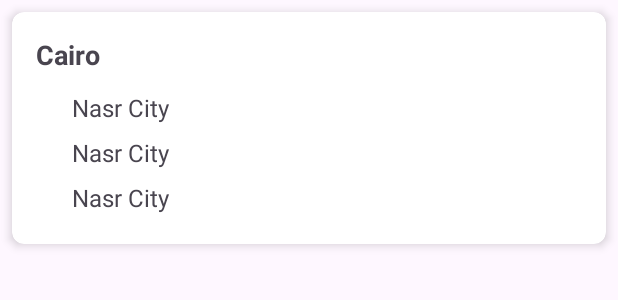
After one commit to Eng-Light/Bosta_Locator, an Android app: the layout item_city.xml on its own in the app's theme, with its tools: preview values and no code run, on a phone screen of 412 x 824 dp. The commit adds this screen. Shown: the top 300 px of the screen. Run offline under Robolectric (Android 15) with nearby library versions, the phone set to English and light mode, and no system bars.

Commit message:
implement choose delivery ui
-add basic ui using xml
-implement CityAdapter and DistrictAdapter
-use BaseAdapter to reduce boilerplate code
-use BaseDiffUtil to handle list changes smoothly

```diff
--- a/app/src/main/java/com/nourelden515/bostalocator/di/ApplicationComponent.kt
+++ b/app/src/main/java/com/nourelden515/bostalocator/di/ApplicationComponent.kt
@@ -2,7 +2,7 @@ package com.nourelden515.bostalocator.di
 
 import android.content.Context
 import com.nourelden515.bostalocator.ui.MainActivity
-import com.nourelden515.bostalocator.ui.base.ViewModelFactory
+import com.nourelden515.bostalocator.ui.common.ViewModelFactory
 import com.nourelden515.bostalocator.ui.choosedeliveryarea.ChooseDeliveryAreaFragment
 import dagger.Component
 import javax.inject.Singleton
--- a/app/src/main/java/com/nourelden515/bostalocator/ui/choosedeliveryarea/ChooseDeliveryAreaFragment.kt
+++ b/app/src/main/java/com/nourelden515/bostalocator/ui/choosedeliveryarea/ChooseDeliveryAreaFragment.kt
@@ -41,6 +41,11 @@ class ChooseDeliveryAreaFragment : Fragment() {
 
     override fun onViewCreated(view: View, savedInstanceState: Bundle?) {
         super.onViewCreated(view, savedInstanceState)
+        initiateAdapter()
+    }
 
+    private fun initiateAdapter() {
+        val citiesAdapter = CityAdapter(viewModel)
+        binding.citiesRecyclerView.adapter = citiesAdapter
     }
 }
--- a/app/src/main/java/com/nourelden515/bostalocator/ui/base/ViewModelFactory.kt
+++ b/app/src/main/java/com/nourelden515/bostalocator/ui/common/ViewModelFactory.kt
@@ -1,4 +1,4 @@
-package com.nourelden515.bostalocator.ui.base
+package com.nourelden515.bostalocator.ui.common
 
 import androidx.lifecycle.ViewModel
 import androidx.lifecycle.ViewModelProvider
--- /dev/null
+++ b/app/src/main/res/layout/item_city.xml
@@ -0,0 +1,54 @@
+<?xml version="1.0" encoding="utf-8"?>
+<layout xmlns:android="http://schemas.android.com/apk/res/android"
+    xmlns:app="http://schemas.android.com/apk/res-auto"
+    xmlns:tools="http://schemas.android.com/tools">
+
+    <data>
+
+        <variable
+            name="item"
+            type="com.nourelden515.bostalocator.ui.choosedeliveryarea.CityUiState" />
+
+        <variable
+            name="listener"
+            type="com.nourelden515.bostalocator.ui.choosedeliveryarea.CityInteractionListener" />
+    </data>
+
+    <androidx.cardview.widget.CardView
+        android:id="@+id/city_card_view"
+        android:layout_width="match_parent"
+        android:layout_height="wrap_content"
+        android:layout_margin="8dp"
+        android:onClick="@{() -> listener.onCityClick(item.cityId)}"
+        app:cardCornerRadius="8dp"
+        app:cardElevation="4dp">
+
+        <LinearLayout
+            android:layout_width="match_parent"
+            android:layout_height="wrap_content"
+            android:orientation="vertical"
+            android:padding="16dp">
+
+            <TextView
+                android:id="@+id/city_name_text_view"
+                android:layout_width="match_parent"
+                android:layout_height="wrap_content"
+                android:text="@{item.cityName}"
+                android:textSize="18sp"
+                android:textStyle="bold"
+                tools:text="Cairo" />
+
+            <androidx.recyclerview.widget.RecyclerView
+                android:id="@+id/districts_recycler_view"
+                android:layout_width="match_parent"
+                android:layout_height="wrap_content"
+                android:layout_marginTop="8dp"
+                android:visibility="@{item.isExpanded ? android.view.View.VISIBLE : android.view.View.GONE}"
+                app:districtItems="@{item.districts}"
+                app:listener="@{listener}"
+                app:layoutManager="androidx.recyclerview.widget.LinearLayoutManager"
+                tools:listitem="@layout/item_district"
+                tools:visibility="visible" />
+        </LinearLayout>
+    </androidx.cardview.widget.CardView>
+</layout>
--- /dev/null
+++ b/app/src/main/res/layout/item_district.xml
@@ -0,0 +1,39 @@
+<?xml version="1.0" encoding="utf-8"?>
+<layout xmlns:android="http://schemas.android.com/apk/res/android"
+    xmlns:app="http://schemas.android.com/apk/res-auto"
+    xmlns:tools="http://schemas.android.com/tools">
+
+    <data>
+
+        <variable
+            name="item"
+            type="com.nourelden515.bostalocator.domain.model.District" />
+
+        <variable
+            name="listener"
+            type="com.nourelden515.bostalocator.ui.choosedeliveryarea.CityInteractionListener" />
+    </data>
+
+    <androidx.constraintlayout.widget.ConstraintLayout
+        android:layout_width="match_parent"
+        android:layout_height="wrap_content"
+        android:paddingStart="8dp"
+        android:paddingTop="4dp"
+        android:paddingEnd="8dp"
+        android:paddingBottom="4dp">
+
+        <TextView
+            android:id="@+id/district_name_text_view"
+            android:layout_width="0dp"
+            android:layout_height="wrap_content"
+            android:layout_marginStart="16dp"
+            android:text="@{item.name}"
+            android:textSize="16sp"
+            app:layout_constraintBottom_toBottomOf="parent"
+            app:layout_constraintEnd_toEndOf="parent"
+            app:layout_constraintStart_toStartOf="parent"
+            app:layout_constraintTop_toTopOf="parent"
+            tools:text="Nasr City" />
+
+    </androidx.constraintlayout.widget.ConstraintLayout>
+</layout>
```
Also changed, not shown: app/src/main/java/com/nourelden515/bostalocator/ui/base/BaseAdapter.kt (added, +64 -0 lines), app/src/main/java/com/nourelden515/bostalocator/ui/base/BaseDiffUtil.kt (added, +24 -0 lines), app/src/main/java/com/nourelden515/bostalocator/ui/choosedeliveryarea/ChooseDeliveryAreaUiState.kt (+25 -2 lines), app/src/main/java/com/nourelden515/bostalocator/ui/choosedeliveryarea/ChooseDeliveryAreaViewModel.kt (+14 -7 lines), app/src/main/java/com/nourelden515/bostalocator/ui/choosedeliveryarea/CityAdapter.kt (added, +16 -0 lines), app/src/main/java/com/nourelden515/bostalocator/ui/choosedeliveryarea/DistrictAdapter.kt (added, +12 -0 lines), app/src/main/java/com/nourelden515/bostalocator/ui/utils/BindingAdapters.kt (added, +70 -0 lines), app/src/main/res/layout/fragment_choose_delivery_area.xml (+112 -3 lines), app/src/main/res/values/strings.xml (+7 -0 lines).
